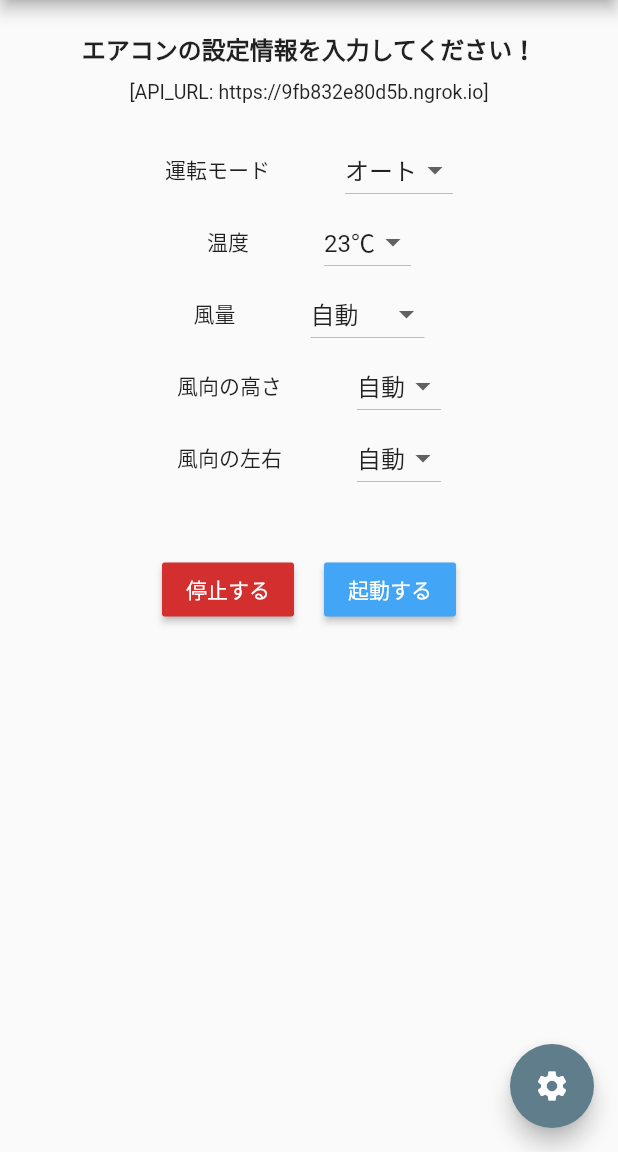
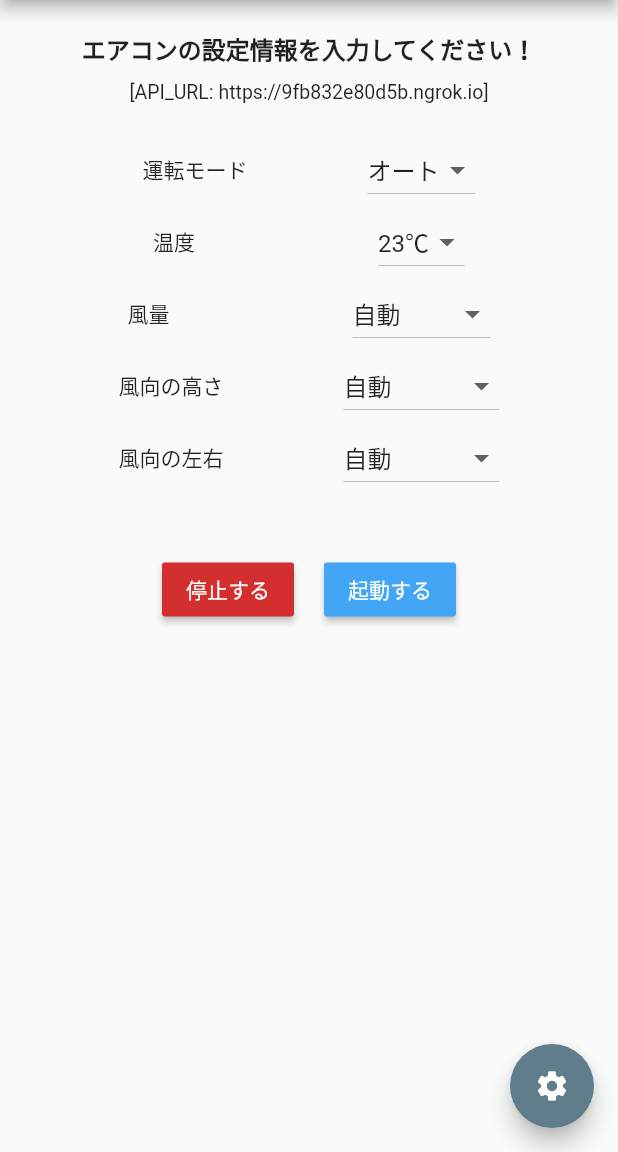
Before and after one commit to Alesion30/aweconMobile, a Flutter app: the screen it shows after launch, on a phone screen of 412 x 824 dp, the part 84-1236 px from its top. Run offline on Flutter 3.47's test engine with Material 2 defaults, Android fonts, the phone set to English and light mode, and no system bars.

Commit message:
選択肢の内容を修正

```diff
--- a/lib/components/custom_dropdown_button.dart
+++ b/lib/components/custom_dropdown_button.dart
@@ -14,7 +14,10 @@ class CustomDropdownButton extends StatelessWidget {
       children: [
         Padding(
           padding: EdgeInsets.only(right: 50),
-          child: Text(label),
+          child: SizedBox(
+            width: 100,
+            child: Text(label),
+          ),
         ),
         DropdownButton(
           value: value,
--- a/lib/data/setting_items.dart
+++ b/lib/data/setting_items.dart
@@ -49,16 +49,24 @@ class SettingItems {
       value: 1,
     ),
     DropdownMenuItem(
-      child: Text("風量:小"),
+      child: Text("静か"),
       value: 2,
     ),
     DropdownMenuItem(
-      child: Text("風量:中"),
+      child: Text("風量:小"),
       value: 3,
     ),
     DropdownMenuItem(
+      child: Text("風量:中"),
+      value: 4,
+    ),
+    DropdownMenuItem(
       child: Text("風量:大"),
-      value: 4,
+      value: 5,
+    ),
+    DropdownMenuItem(
+      child: Text("風量:最大"),
+      value: 6,
     ),
   ];
 
@@ -67,6 +75,30 @@ class SettingItems {
       child: Text("自動"),
       value: 1,
     ),
+    DropdownMenuItem(
+      child: Text("スイング"),
+      value: 2,
+    ),
+    DropdownMenuItem(
+      child: Text("天井"),
+      value: 3,
+    ),
+    DropdownMenuItem(
+      child: Text("上向き"),
+      value: 4,
+    ),
+    DropdownMenuItem(
+      child: Text("やや上向き"),
+      value: 5,
+    ),
+    DropdownMenuItem(
+      child: Text("やや下向き"),
+      value: 6,
+    ),
+    DropdownMenuItem(
+      child: Text("下向き"),
+      value: 7,
+    ),
   ];
 
   static List<DropdownMenuItem<int>> hdir = [
@@ -74,5 +106,29 @@ class SettingItems {
       child: Text("自動"),
       value: 1,
     ),
+    DropdownMenuItem(
+      child: Text("スイング"),
+      value: 2,
+    ),
+    DropdownMenuItem(
+      child: Text("左向き"),
+      value: 3,
+    ),
+    DropdownMenuItem(
+      child: Text("やや左向き"),
+      value: 4,
+    ),
+    DropdownMenuItem(
+      child: Text("真ん中"),
+      value: 5,
+    ),
+    DropdownMenuItem(
+      child: Text("やや右向き"),
+      value: 6,
+    ),
+    DropdownMenuItem(
+      child: Text("右向き"),
+      value: 7,
+    ),
   ];
 }
```
